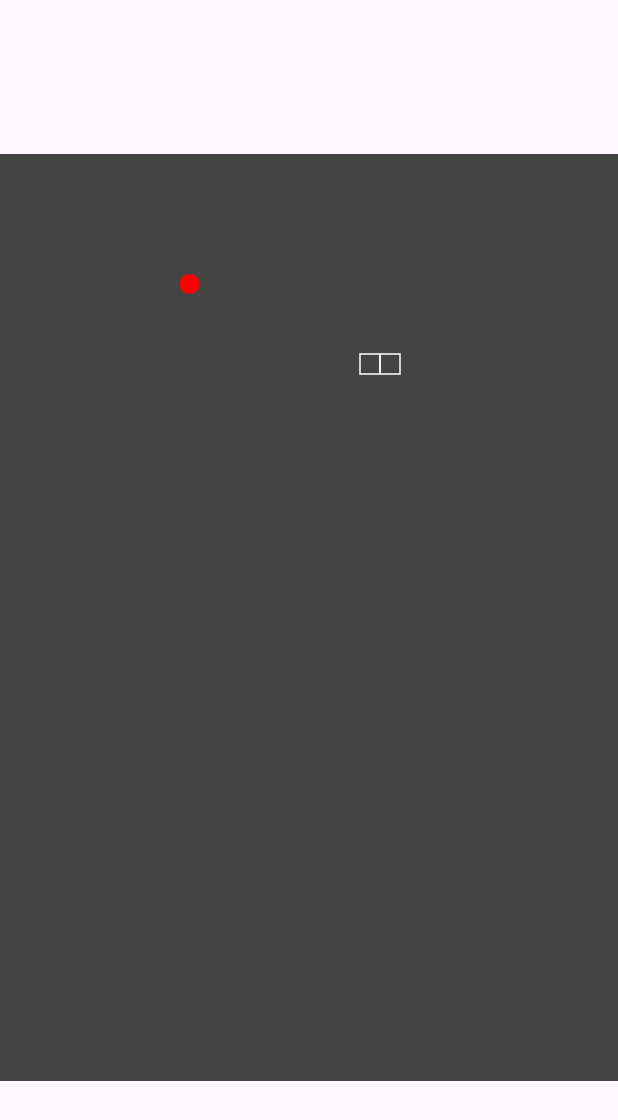
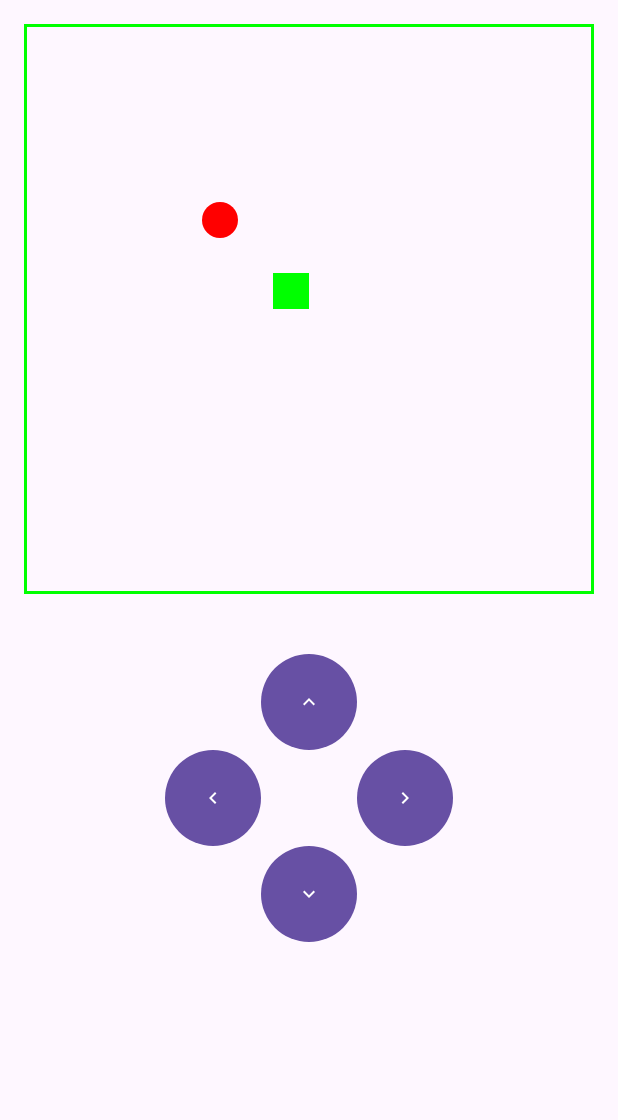
Before and after one commit to roandersonpinheiro/SnakeApp, an Android app built with Jetpack Compose: the screen it shows after launch (MainActivity), on a phone screen of 412 x 824 dp. Shown: the top 1120 px of the screen. Run offline under Robolectric (Android 15) with nearby library versions, the phone set to English and light mode, and no system bars.

Commit message:
refactor: Refactor logic game

```diff
--- a/app/src/main/java/com/example/snakeapp/MainActivity.kt
+++ b/app/src/main/java/com/example/snakeapp/MainActivity.kt
@@ -6,8 +6,18 @@ import androidx.activity.compose.setContent
 import androidx.compose.animation.core.animateFloatAsState
 import androidx.compose.foundation.Canvas
 import androidx.compose.foundation.background
+import androidx.compose.foundation.border
 import androidx.compose.foundation.layout.*
+import androidx.compose.foundation.shape.CircleShape
+import androidx.compose.material.icons.Icons
+import androidx.compose.material.icons.filled.KeyboardArrowDown
+import androidx.compose.material.icons.filled.KeyboardArrowLeft
+import androidx.compose.material.icons.filled.KeyboardArrowRight
+import androidx.compose.material.icons.filled.KeyboardArrowUp
+import androidx.compose.material3.Button
+import androidx.compose.material3.Icon
 import androidx.compose.material3.MaterialTheme
+import androidx.compose.material3.Shapes
 import androidx.compose.material3.Surface
 import androidx.compose.material3.Text
 import androidx.compose.runtime.*
@@ -21,175 +31,98 @@ import androidx.compose.ui.graphics.drawscope.DrawScope
 import androidx.compose.ui.graphics.drawscope.Stroke
 import androidx.compose.ui.unit.dp
 import androidx.compose.ui.tooling.preview.Preview
+import androidx.lifecycle.lifecycleScope
+import kotlinx.coroutines.CoroutineScope
 import kotlinx.coroutines.delay
+import kotlinx.coroutines.flow.Flow
+import kotlinx.coroutines.flow.MutableStateFlow
+import kotlinx.coroutines.flow.update
 import kotlinx.coroutines.launch
+import kotlinx.coroutines.sync.Mutex
+import kotlinx.coroutines.sync.withLock
+import kotlin.random.Random
 
 class MainActivity : ComponentActivity() {
     override fun onCreate(savedInstanceState: Bundle?) {
         super.onCreate(savedInstanceState)
+        val game = Game(lifecycleScope)
         setContent {
-            Surface(color = MaterialTheme.colorScheme.background) {
-                Game()
+            Surface(
+                modifier = Modifier.fillMaxSize(),
+                color = MaterialTheme.colorScheme.background
+            ) {
+                Snake(game)
             }
         }
     }
 }
 
 @Composable
-fun Game() {
-    var direction by remember { mutableStateOf(Direction.Right) }
-    var gameOver by remember { mutableStateOf(false) }
-    var score by remember { mutableStateOf(0) }
-
-    val coroutineScope = rememberCoroutineScope()
-
-    val screenWidth = 20
-    val screenHeight = 30
-
-    var snake by remember { mutableStateOf(listOf(Position(10, 10))) }
-    var food by remember { mutableStateOf(Position(15, 10)) }
-
-    LaunchedEffect(Unit) {
-        while (!gameOver) {
-            delay(200)
-            coroutineScope.launch {
-                snake = moveSnake(snake, direction, screenWidth, screenHeight)
-
-                if (snake.head() == food) {
-                    snake = snake.grow(direction)
-                    score++
-                    food = generateFood(snake, screenWidth, screenHeight)
-                }
-
-                if (snake.hasCollision(screenWidth, screenHeight)) {
-                    gameOver = true
-                }
-            }
+fun Snake(game: Game) {
+    val state = game.state.collectAsState(initial = null)
+    Column(horizontalAlignment = Alignment.CenterHorizontally) {
+        state.value?.let {
+            Board(it)
         }
-    }
-
-    Box(
-        modifier = Modifier
-            .fillMaxSize()
-            .background(Color.Black)
-            .aspectRatio(screenWidth.toFloat() / screenHeight)
-    ) {
-        Canvas(
-            modifier = Modifier
-                .fillMaxSize()
-                .background(Color.DarkGray)
-        ) {
-            drawSnake(snake)
-            drawFood(food)
-        }
-
-        if (gameOver) {
-            GameOverOverlay(score)
+        Buttons() {
+            game.move = it
         }
     }
 }
 
 @Composable
-fun GameOverOverlay(score: Int) {
-    Box(
-        modifier = Modifier
-            .fillMaxSize()
-            .background(Color.Black.copy(alpha = 0.8f))
-            .padding(16.dp),
-        contentAlignment = Alignment.Center
-    ) {
-        Column(
-            horizontalAlignment = Alignment.CenterHorizontally
-        ) {
-            Text("Game Over", style = MaterialTheme.typography.bodyMedium, color = Color.White)
-            Spacer(modifier = Modifier.height(8.dp))
-            Text("Score: $score", style = MaterialTheme.typography.bodySmall, color = Color.White)
+fun Buttons(onDirectionChange: (Pair<Int, Int>) -> Unit) {
+    val buttonSize = Modifier.size(64.dp)
+    Column(horizontalAlignment = Alignment.CenterHorizontally, modifier = Modifier.padding(24.dp)) {
+        Button(onClick = {
+            onDirectionChange(Pair(0, -1))
+        }, modifier = buttonSize) {
+            Icon(Icons.Default.KeyboardArrowUp, null)
+        }
+        Row() {
+            Button(onClick = {
+                onDirectionChange(Pair(-1, 0))
+            }, modifier = buttonSize) {
+                Icon(Icons.Default.KeyboardArrowLeft, null)
+            }
+            Spacer(modifier = buttonSize)
+            Button(onClick = {
+                onDirectionChange(Pair(1, 0))
+            }, modifier = buttonSize) {
+                Icon(Icons.Default.KeyboardArrowRight, null)
+            }
+        }
+        Button(onClick = {
+            onDirectionChange(Pair(0, 1))
+        }, modifier = buttonSize) {
+            Icon(Icons.Default.KeyboardArrowDown, null)
         }
     }
 }
 
-enum class Direction {
-    Up, Down, Left, Right
-}
+@Composable
+fun Board(state: State) {
+    BoxWithConstraints(Modifier.padding(16.dp)) {
+        val tileSize = maxWidth / Game.BOARD_SIZE
+        Box(
+            Modifier
+                .size(maxWidth)
+                .border(2.dp, Color.Green)
+        )
+        Box(
+            Modifier
+                .offset(x = tileSize * state.food.first, y = tileSize * state.food.second)
+                .size(tileSize)
+                .background(color = Color.Red, CircleShape)
+        )
 
-data class Position(val x: Int, val y: Int)
-
-fun List<Position>.head() = first()
-
-fun List<Position>.grow(direction: Direction): List<Position> {
-    val newHead = when (direction) {
-        Direction.Up -> Position(head().x, head().y - 1)
-        Direction.Down -> Position(head().x, head().y + 1)
-        Direction.Left -> Position(head().x - 1, head().y)
-        Direction.Right -> Position(head().x + 1, head().y)
-    }
-
-    return listOf(newHead) + this
-}
-
-fun List<Position>.move(direction: Direction): List<Position> {
-    val newHead = when (direction) {
-        Direction.Up -> Position(head().x, head().y - 1)
-        Direction.Down -> Position(head().x, head().y + 1)
-        Direction.Left -> Position(head().x - 1, head().y)
-        Direction.Right -> Position(head().x + 1, head().y)
-    }
-
-    return listOf(newHead) + dropLast(1)
-}
-
-fun List<Position>.hasCollision(screenWidth: Int, screenHeight: Int): Boolean {
-    val head = head()
-    return head.x !in 0 until screenWidth ||
-            head.y !in 0 until screenHeight ||
-            drop(1).contains(head)
-}
-
-fun moveSnake(snake: List<Position>, direction: Direction, screenWidth: Int, screenHeight: Int): List<Position> {
-    return snake.move(direction).let { newSnake ->
-        if (newSnake.hasCollision(screenWidth, screenHeight)) {
-            snake
-        } else {
-            newSnake
+        state.snake.forEach {
+            Box(
+                modifier = Modifier
+                    .offset(x = tileSize * it.first, y = tileSize * it.second)
+                    .size(tileSize)
+                    .background(color = Color.Green)
+            )
         }
     }
 }
-
-fun generateFood(snake: List<Position>, screenWidth: Int, screenHeight: Int): Position {
-    val availablePositions = (0 until screenWidth).flatMap { x ->
-        (0 until screenHeight).map { y ->
-            Position(x, y)
-        }
-    }
-
-    return availablePositions.filterNot { snake.contains(it) }.random()
-}
-
-fun DrawScope.drawSnake(snake: List<Position>) {
-    snake.forEachIndexed { _, position ->
-        drawRect(
-            color = Color.White,
-            topLeft = Offset(position.x * 20f, position.y * 20f),
-            size = Size(20f, 20f),
-            style = Stroke(width = 1.dp.toPx())
-        )
-    }
-}
-
-fun DrawScope.drawFood(position: Position) {
-    drawCircle(
-        color = Color.Red,
-        center = Offset(position.x * 20f + 10f, position.y * 20f + 10f),
-        radius = 10f
-    )
-}
-
-
-
-@Preview(showBackground = true)
-@Composable
-fun DefaultPreview() {
-    Surface {
-        Game()
-    }
-}
--- /dev/null
+++ b/app/src/main/java/com/example/snakeapp/State.kt
@@ -0,0 +1,71 @@
+package com.example.snakeapp
+
+import kotlinx.coroutines.CoroutineScope
+import kotlinx.coroutines.delay
+import kotlinx.coroutines.flow.Flow
+import kotlinx.coroutines.flow.MutableStateFlow
+import kotlinx.coroutines.flow.update
+import kotlinx.coroutines.launch
+import kotlinx.coroutines.sync.Mutex
+import kotlinx.coroutines.sync.withLock
+import kotlin.random.Random
+
+data class State(val food: Pair<Int, Int>, val snake: List<Pair<Int, Int>>)
+class Game(private val scope: CoroutineScope) {
+    private val mutex = Mutex()
+    private val mutableState = MutableStateFlow(
+        State(
+            food = Pair(5, 5),
+            snake = listOf(Pair(7, 7))
+        )
+    )
+    val state: Flow<State> = mutableState
+
+    var move = Pair(0, 0)
+        set(value) {
+            scope.launch {
+                mutex.withLock {
+                    field = value
+                }
+            }
+        }
+
+    init {
+        scope.launch {
+            var snakeLength = 4
+            while (true) {
+                delay(150)
+                mutableState.update {
+                    val newPosition = it.snake.first().let { pos ->
+                        mutex.withLock {
+                            Pair(
+                                (pos.first + move.first + BOARD_SIZE) % BOARD_SIZE,
+                                (pos.second + move.second + BOARD_SIZE) % BOARD_SIZE
+                            )
+                        }
+
+                    }
+
+                    if (newPosition == it.food) {
+                        snakeLength++
+                    }
+                    if (it.snake.contains(newPosition)) {
+                        snakeLength = 4
+                        println("chegou aqui")
+                    }
+                    it.copy(
+                        food = if (newPosition == it.food) Pair(
+                            Random.nextInt(BOARD_SIZE),
+                            Random.nextInt(BOARD_SIZE)
+                        ) else it.food,
+                        snake = listOf(newPosition) + it.snake.take(snakeLength - 4)
+                    )
+                }
+            }
+        }
+    }
+
+    companion object {
+        const val BOARD_SIZE = 16
+    }
+}
```
